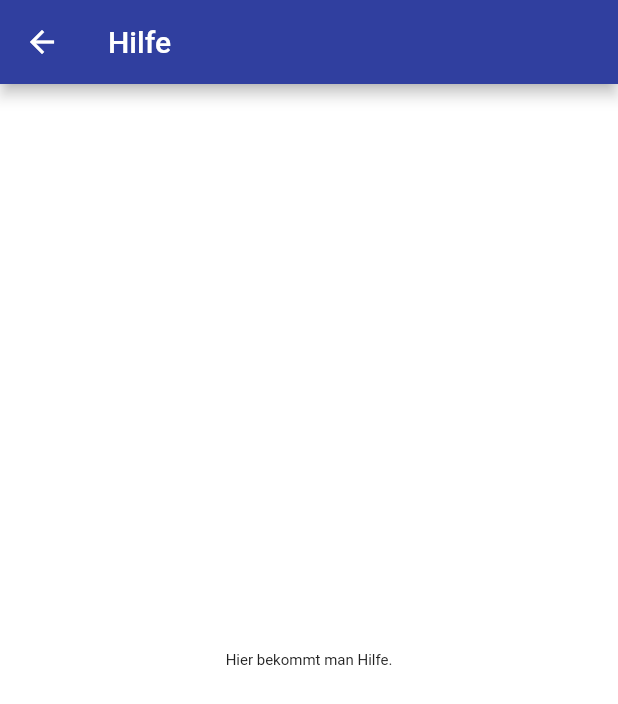
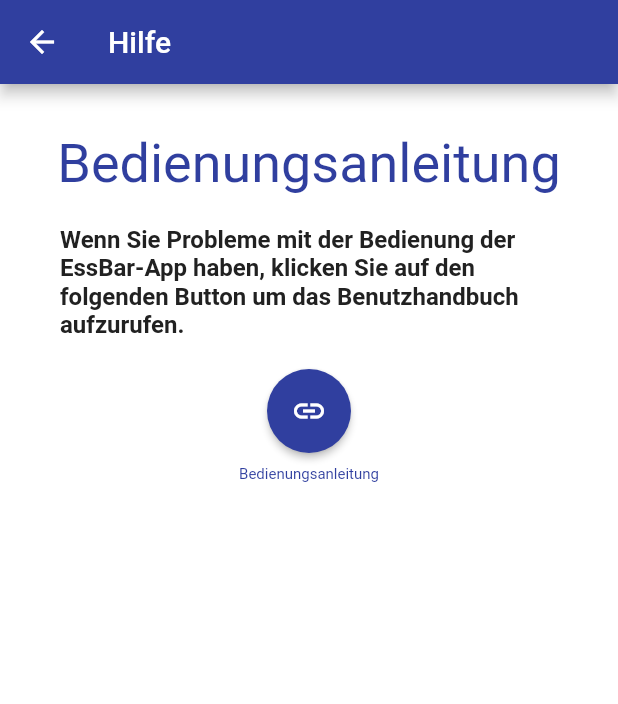
Before and after one commit to m-glock/Inhaltsstoff-Warnapp, a Flutter app: the SettingsHelpPage screen opened by its route, on a phone screen of 412 x 824 dp. Shown: the top 704 px of the screen. Run offline on Flutter 3.47's test engine with Material 2 defaults, Android fonts, the phone set to English and light mode, and no system bars; our stand-ins replace camera, introduction_screen, sqflite; missing offline and left inert: event, firebase_ml_vision, flutter_barcode_scanner, image_crop, sortedmap; accounts and stored records are empty; network calls fail; statements that could not run were skipped.

Commit message:
Feature/help page (#107)
* - adapted TextRecognitionParser.dart
- removed obsolete page for text recognition result
- connected text recognition FE with BE
- app can only be use with device orientation portrait

* - add message for missing info with text recognition

* new database and comments

* RegEx fix in TextRecognitionParser, find partly matching ingredients in PreferenceManager added

* moved alert for textrecognition to the top of the result page

* Help-Page description and Link added

Co-authored-by: m-glock <mareike.glock@t-online.de>

```diff
--- a/lib/frontend/pages/settings/SettingsHelpPage.dart
+++ b/lib/frontend/pages/settings/SettingsHelpPage.dart
@@ -1,7 +1,11 @@
 import 'package:flutter/material.dart';
+import 'package:url_launcher/url_launcher.dart';
+import '../../customWidgets/LabelledIconButton.dart';
 
 class SettingsHelpPage extends StatelessWidget {
-  const SettingsHelpPage({Key key,}) : super(key: key);
+  const SettingsHelpPage({
+    Key key,
+  }) : super(key: key);
 
   @override
   Widget build(BuildContext context) {
@@ -11,11 +15,44 @@ class SettingsHelpPage extends StatelessWidget {
           backgroundColor: Theme.of(context).primaryColor,
         ),
         backgroundColor: Colors.white,
-      body: Container(
-        padding: const EdgeInsets.all(32.0),
-        alignment: Alignment.center,
-        child: Text('Hier bekommt man Hilfe.'),
+        body: ListView(
+          padding: EdgeInsets.symmetric(vertical: 32.0, horizontal: 20.0),
+          children: <Widget>[
+            Padding(
+              padding: EdgeInsets.only(bottom: 20.0),
+              child: Text(
+                'Bedienungsanleitung',
+                style: Theme.of(context).textTheme.headline1,
+                textAlign: TextAlign.center,
               ),
-    );
+            ),
+            Padding(
+              padding: EdgeInsets.symmetric(horizontal: 20.0),
+              child: Text(
+                'Wenn Sie Probleme mit der Bedienung der EssBar-App haben, klicken Sie auf den folgenden Button um das Benutzhandbuch aufzurufen.',
+                style: Theme.of(context).textTheme.subtitle1,
+                textAlign: TextAlign.left,
+              ),
+            ),
+            Padding(
+                padding: EdgeInsets.only(top: 20.0),
+                child: LabelledIconButton(
+                  label: 'Bedienungsanleitung',
+                  icon: Icons.link,
+                  isPrimary: true,
+                  onPressed: _launchURL,
+                )),
+          ],
+        ));
+  }
+
+  _launchURL() async {
+    const url =
+        'https://github.com/m-glock/Inhaltsstoff-Warnapp/wiki/Bedienungsanleitung/';
+    if (await canLaunch(url)) {
+      await launch(url, forceWebView: true, enableJavaScript: true);
+    } else {
+      throw '$url konnte nicht geöffnet werden.';
     }
   }
+}
--- a/pubspec.yaml
+++ b/pubspec.yaml
@@ -41,6 +41,8 @@ dependencies:
 
   # package for the onboarding flow
   introduction_screen: ^1.0.9
+
+  url_launcher: ^5.7.5
 
 dev_dependencies:
   flutter_test:
```
Also changed, not shown: pubspec.lock. Lines whose indentation alone changed are shown as unchanged.
